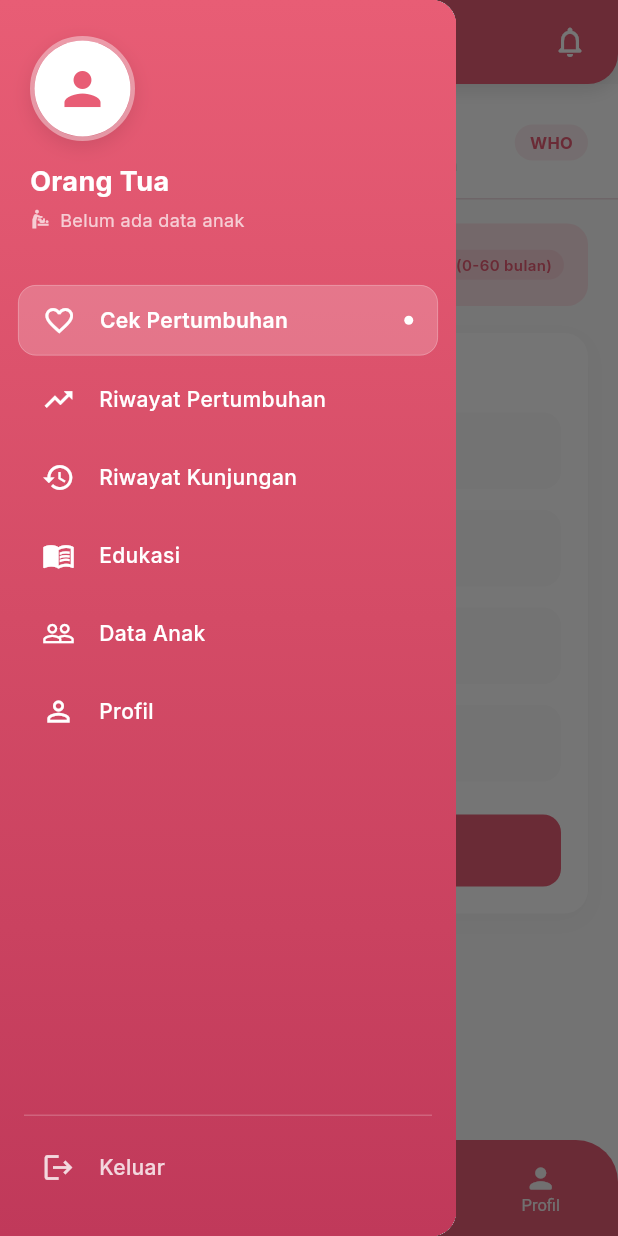
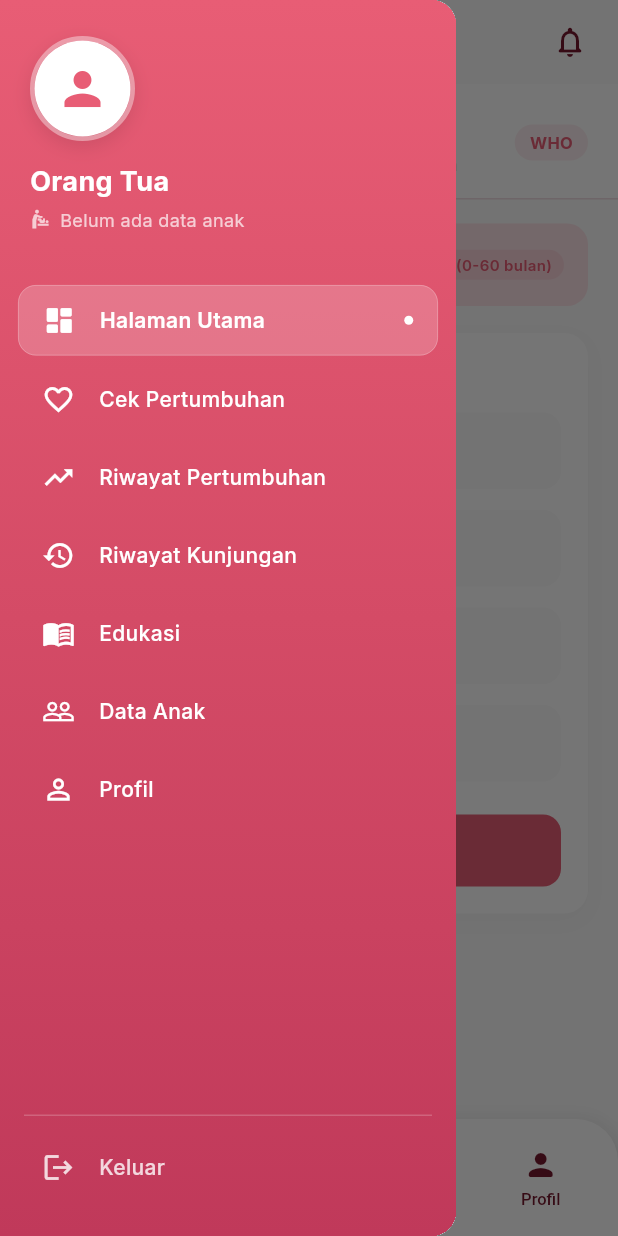
Before and after one commit to wndygrng1811/SiTumbuh, a Flutter app: the CekPertumbuhanPage screen opened directly, in the side drawer, after a tap on the "menu" icon, on a phone screen of 412 x 824 dp. Run offline on Flutter 3.47's test engine with Material 3 defaults, Android fonts, the phone set to English and light mode, and no system bars; our stand-ins replace fl_chart, google_fonts, permission_handler, share_plus, shared_preferences, webview_flutter and 1 more; missing offline and left inert: excel; accounts and stored records are empty; network calls fail.

Commit message:
feat: update child growth check UI and navigation components

```diff
--- a/frontend/lib/services/api_service.dart
+++ b/frontend/lib/services/api_service.dart
@@ -3,7 +3,7 @@ import 'package:http/http.dart' as http;
 import 'package:shared_preferences/shared_preferences.dart';
 
 class ApiService {
-  static const String baseUrl = 'http://192.168.100.29:8000/api';
+  static const String baseUrl = 'http://10.177.32.54:8000/api';
 
   static Future<Map<String, String>> _getHeaders() async {
     SharedPreferences prefs = await SharedPreferences.getInstance();
--- a/frontend/lib/widgets/bottom_nav.dart
+++ b/frontend/lib/widgets/bottom_nav.dart
@@ -19,15 +19,9 @@ class _BottomNavState extends State<BottomNav> {
   String _namaAnak = '';
   String _jenisKelamin = '';
 
-  // Warna-warna tampilan
-  static const Color _maroon = Color(0xFF76172D); // warna bubble aktif
-  static const Color _softPink = Color(0xFFE85D75); // background navbar
-  static const Color _inactiveColor = Color.fromRGBO(
-    247,
-    244,
-    245,
-    1,
-  ); // ikon & label nonaktif
+  static const Color _maroon = Color(0xFF76172D);
+  static const Color _pink = Color(0xFF76172D);
+  static const Color _background = Colors.white;
 
   final List<_NavItemData> _navItems = const [
     _NavItemData(icon: Icons.home_rounded, label: "Beranda"),
@@ -43,7 +37,8 @@ class _BottomNavState extends State<BottomNav> {
   }
 
   Future<void> _loadAnakData() async {
-    SharedPreferences prefs = await SharedPreferences.getInstance();
+    final prefs = await SharedPreferences.getInstance();
+
     setState(() {
       _anakId = prefs.getInt('anak_id') ?? 0;
       _namaAnak = prefs.getString('nama_anak') ?? '';
@@ -81,80 +76,74 @@ class _BottomNavState extends State<BottomNav> {
         page = const HalamanUtama();
     }
 
-    Navigator.pushReplacement(
-      context,
-      MaterialPageRoute(builder: (context) => page),
-    );
+    Navigator.pushReplacement(context, MaterialPageRoute(builder: (_) => page));
   }
 
   @override
   Widget build(BuildContext context) {
     return Material(
-      color: _softPink, // Background card full-lebar, nempel kiri-kanan
+      color: _background,
+      elevation: 12,
       borderRadius: const BorderRadius.vertical(top: Radius.circular(28)),
-      clipBehavior: Clip.none, // Biar bubble boleh "keluar" dari card
+      clipBehavior: Clip.none,
       child: SafeArea(
         top: false,
         child: SizedBox(
-          height: 64, // Tinggi card TETAP, tidak ikut membesar
+          height: 78,
           child: Row(
-            mainAxisAlignment: MainAxisAlignment.spaceAround,
-            crossAxisAlignment: CrossAxisAlignment.center,
             children: List.generate(_navItems.length, (index) {
-              final bool isActive = widget.currentIndex == index;
+              final isActive = widget.currentIndex == index;
               final item = _navItems[index];
 
               return Expanded(
-                child: GestureDetector(
-                  behavior: HitTestBehavior.opaque,
+                child: InkWell(
+                  borderRadius: BorderRadius.circular(20),
                   onTap: () => _navigate(context, index),
                   child: Column(
                     mainAxisAlignment: MainAxisAlignment.center,
-                    mainAxisSize: MainAxisSize.min,
                     children: [
-                      // Transform.translate cuma geser tampilan,
-                      // TIDAK menambah tinggi layout -> card tetap fixed
-                      Transform.translate(
-                        offset: isActive ? const Offset(0, -22) : Offset.zero,
-                        child: AnimatedContainer(
-                          duration: const Duration(milliseconds: 220),
+                      AnimatedContainer(
+                        duration: const Duration(milliseconds: 250),
                         curve: Curves.easeOutCubic,
-                          width: isActive ? 46 : 24,
-                          height: isActive ? 46 : 24,
+                        transform: Matrix4.translationValues(
+                          0,
+                          isActive ? -12 : 0,
+                          0,
+                        ),
+                        width: isActive ? 50 : 26,
+                        height: isActive ? 50 : 26,
+                        alignment: Alignment.center,
                         decoration: BoxDecoration(
-                            color: isActive ? _maroon : Colors.transparent,
+                          color: isActive ? _pink : Colors.transparent,
                           shape: BoxShape.circle,
                           boxShadow: isActive
                               ? [
                                   BoxShadow(
-                                      color: Colors.black.withOpacity(0.2),
-                                      blurRadius: 6,
-                                      offset: const Offset(0, 2),
+                                    color: _pink.withOpacity(0.35),
+                                    blurRadius: 10,
+                                    offset: const Offset(0, 4),
                                   ),
                                 ]
                               : [],
                         ),
-                          alignment: Alignment.center,
                         child: Icon(
                           item.icon,
-                            size: 22,
-                            color: isActive ? Colors.white : _inactiveColor,
+                          size: 24,
+                          color: isActive ? Colors.white : _maroon,
                         ),
                       ),
-                      ),
-                      // Geser label ikut naik sedikit biar pas
-                      // di bawah card seperti contoh gambar
-                      Transform.translate(
-                        offset: isActive ? const Offset(0, -10) : Offset.zero,
-                        child: AnimatedDefaultTextStyle(
-                          duration: const Duration(milliseconds: 220),
+                      const SizedBox(height: 4),
+                      AnimatedDefaultTextStyle(
+                        duration: const Duration(milliseconds: 250),
                         style: TextStyle(
                           fontSize: 11,
                           fontWeight: isActive
                               ? FontWeight.w600
-                                : FontWeight.w400,
-                            color: isActive ? _maroon : _inactiveColor,
+                              : FontWeight.w500,
+                          color: _maroon, // Selalu maroon
                         ),
+                        child: Transform.translate(
+                          offset: Offset(0, isActive ? -8 : 0),
                           child: Text(
                             item.label,
                             maxLines: 1,
--- a/frontend/lib/widgets/custom_app_bar.dart
+++ b/frontend/lib/widgets/custom_app_bar.dart
@@ -37,11 +37,13 @@ class _CustomAppBarState extends State<CustomAppBar> {
   }
 
   Future<void> _loadUserRole() async {
-    SharedPreferences prefs = await SharedPreferences.getInstance();
-    String role = prefs.getString('role') ?? '';
+    final prefs = await SharedPreferences.getInstance();
+    final role = prefs.getString('role') ?? '';
+
     setState(() {
       _userRole = role;
     });
+
     _loadUnreadCount();
   }
 
@@ -52,6 +54,7 @@ class _CustomAppBarState extends State<CustomAppBar> {
       final role = prefs.getString('role') ?? '';
 
       final data = await ApiService.getNotifikasi(userId: userId, role: role);
+
       final count = data.where((n) => n['is_read'] == 0).length;
 
       if (mounted) {
@@ -60,7 +63,7 @@ class _CustomAppBarState extends State<CustomAppBar> {
         });
       }
     } catch (e) {
-      print('Error load unread count: $e');
+      debugPrint('Error load unread count: $e');
     }
   }
 
@@ -70,89 +73,80 @@ class _CustomAppBarState extends State<CustomAppBar> {
 
   @override
   Widget build(BuildContext context) {
-    return Container(
-      decoration: BoxDecoration(
-        color: widget.backgroundColor ?? const Color(0xFFE85D75),
-        borderRadius: const BorderRadius.only(
-          bottomLeft: Radius.circular(20),
-          bottomRight: Radius.circular(20),
-        ),
-        boxShadow: [
-          BoxShadow(
-            color: Colors.black.withOpacity(0.12),
-            blurRadius: 10,
-            offset: const Offset(0, 3),
-          ),
-        ],
-      ),
-      child: AppBar(
+    return AppBar(
+      automaticallyImplyLeading: false,
+      centerTitle: true,
+      backgroundColor: Colors.transparent,
+      surfaceTintColor: Colors.transparent,
+      shadowColor: Colors.transparent,
+      elevation: 0,
+      scrolledUnderElevation: 0,
       title: const Text(
         'SiTumbuh',
         style: TextStyle(
-            color: Colors.white,
+          color: Color(0xFF76172D),
           fontWeight: FontWeight.w600,
           fontSize: 18,
           letterSpacing: 0.4,
         ),
       ),
-        centerTitle: true,
-        backgroundColor: Colors.transparent,
-        elevation: 0,
-        scrolledUnderElevation: 0,
-        shape: const RoundedRectangleBorder(
-          borderRadius: BorderRadius.only(
-            bottomLeft: Radius.circular(20),
-            bottomRight: Radius.circular(20),
-          ),
-        ),
       leading: _buildLeading(context),
       actions: _buildActions(context),
-        automaticallyImplyLeading: false,
-      ),
     );
   }
 
   Widget? _buildLeading(BuildContext context) {
     if (widget.showBackButton) {
       return IconButton(
-        icon: const Icon(Icons.arrow_back_ios, color: Colors.white, size: 20),
         splashRadius: 22,
+        icon: const Icon(
+          Icons.arrow_back_ios,
+          color: Color(0xFF76172D),
+          size: 20,
+        ),
         onPressed: () => Navigator.pop(context),
       );
     } else if (widget.showDrawerIcon) {
       return Builder(
         builder: (context) => IconButton(
-          icon: const Icon(Icons.menu_rounded, color: Colors.white, size: 24),
           splashRadius: 22,
+          icon: const Icon(
+            Icons.menu_rounded,
+            color: Color(0xFF76172D),
+            size: 24,
+          ),
           onPressed: () {
             Scaffold.of(context).openDrawer();
           },
         ),
       );
     }
+
     return null;
   }
 
   List<Widget>? _buildActions(BuildContext context) {
-    if (widget.showNotificationIcon) {
+    if (!widget.showNotificationIcon) return null;
+
     return [
       Stack(
         clipBehavior: Clip.none,
         children: [
           IconButton(
+            splashRadius: 22,
             icon: const Icon(
               Icons.notifications_none_rounded,
-                color: Colors.white,
+              color: Color(0xFF76172D),
               size: 24,
             ),
-              splashRadius: 22,
             onPressed: () async {
               final result = await Navigator.push(
                 context,
                 MaterialPageRoute(
-                    builder: (context) => NotifikasiPage(role: _userRole),
+                  builder: (_) => NotifikasiPage(role: _userRole),
                 ),
               );
+
               if (result == true) {
                 _refreshUnreadCount();
               }
@@ -163,22 +157,13 @@ class _CustomAppBarState extends State<CustomAppBar> {
               right: 6,
               top: 6,
               child: Container(
-                  padding: const EdgeInsets.symmetric(
-                    horizontal: 4,
-                    vertical: 2,
-                  ),
+                padding: const EdgeInsets.symmetric(horizontal: 4, vertical: 2),
                 decoration: BoxDecoration(
                   color: Colors.red,
                   shape: BoxShape.circle,
-                    border: Border.all(
-                      color: Colors.white.withOpacity(0.9),
-                      width: 1.2,
+                  border: Border.all(color: Colors.white, width: 1.2),
                 ),
-                  ),
-                  constraints: const BoxConstraints(
-                    minWidth: 16,
-                    minHeight: 16,
-                  ),
+                constraints: const BoxConstraints(minWidth: 16, minHeight: 16),
                 child: Text(
                   _unreadCount > 9 ? '9+' : '$_unreadCount',
                   style: const TextStyle(
@@ -196,6 +181,4 @@ class _CustomAppBarState extends State<CustomAppBar> {
       const SizedBox(width: 8),
     ];
   }
-    return null;
 }
-}
--- a/frontend/lib/widgets/sidebar_menu.dart
+++ b/frontend/lib/widgets/sidebar_menu.dart
@@ -1,5 +1,6 @@
 import 'package:flutter/material.dart';
 import 'package:shared_preferences/shared_preferences.dart';
+import 'package:si_tumbuh/Orangtua/halaman_utama.dart';
 import 'package:si_tumbuh/Orangtua/cek_pertumbuhan.dart';
 import 'package:si_tumbuh/Orangtua/grafik.dart';
 import 'package:si_tumbuh/Orangtua/edukasi.dart';
@@ -138,16 +139,23 @@ class _SidebarMenuState extends State<SidebarMenu> {
               child: Column(
                 children: [
                   _buildMenuItem(
-                    Icons.favorite_border,
-                    "Cek Pertumbuhan",
+                    Icons.dashboard_rounded,
+                    "Halaman Utama",
                     0,
                     () => _navigateTo(context, const CekPertumbuhanPage()),
                   ),
 
                   _buildMenuItem(
+                    Icons.favorite_border,
+                    "Cek Pertumbuhan",
+                    1,
+                    () => _navigateTo(context, const HalamanUtama()),
+                  ),
+
+                  _buildMenuItem(
                     Icons.trending_up,
                     "Riwayat Pertumbuhan",
-                    1,
+                    2,
                     () => _navigateTo(
                       context,
                       GrafikPage(
@@ -161,7 +169,7 @@ class _SidebarMenuState extends State<SidebarMenu> {
                   _buildMenuItem(
                     Icons.history,
                     "Riwayat Kunjungan",
-                    2,
+                    3,
                     () => _navigateTo(
                       context,
                       RiwayatKunjunganPage(anakId: _currentAnakId),
@@ -171,14 +179,14 @@ class _SidebarMenuState extends State<SidebarMenu> {
                   _buildMenuItem(
                     Icons.menu_book,
                     "Edukasi",
-                    3,
+                    4,
                     () => _navigateTo(context, const EdukasiPage()),
                   ),
 
                   _buildMenuItem(
                     Icons.people_outline,
                     "Data Anak",
-                    4,
+                    5,
                     () => _navigateTo(
                       context,
                       DataAnakPage(anakId: _currentAnakId),
@@ -188,7 +196,7 @@ class _SidebarMenuState extends State<SidebarMenu> {
                   _buildMenuItem(
                     Icons.person_outline,
                     "Profil",
-                    5,
+                    6,
                     () => _navigateTo(
                       context,
                       ProfilLengkapPage(
```
Also changed, not shown: frontend/lib/Orangtua/cek_pertumbuhan.dart (+12 -12 lines), frontend/lib/widgets/bottom_navbar_kader.dart (+34 -48 lines), frontend/pubspec.lock. Lines whose indentation alone changed are shown as unchanged.
